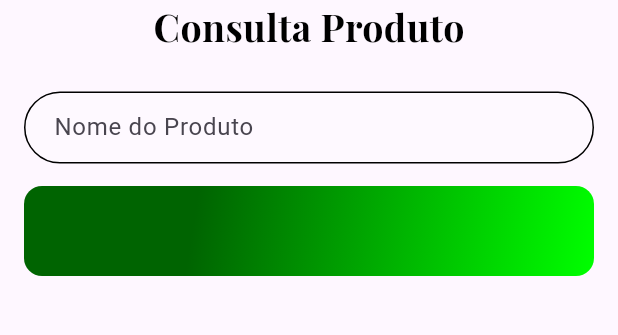
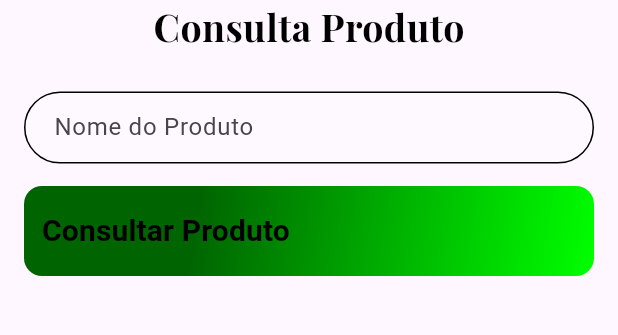
Before and after one commit to justingoldem/projeto_mobile_flutter, a Flutter app: the ConsultaProduto screen opened directly, on a phone screen of 412 x 824 dp, the part 309-644 px from its top. Run offline on Flutter 3.47's test engine with Material 3 defaults, Android fonts, the light colour scheme and no system bars; our stand-ins replace google_fonts, sqflite; accounts and stored records are empty.

Commit message:
versao final

```diff
--- a/lib/consultaProduto.page.dart
+++ b/lib/consultaProduto.page.dart
@@ -1,7 +1,7 @@
 import 'package:flutter/material.dart';
-import 'package:projeto_mobile_flutter/apirequisicao.dart';  // Importa a classe de requisição de API personalizada
-import 'package:projeto_mobile_flutter/componentes/campoDecoracao.dart'; // Importa o estilo de decoração para os campos de entrada
-import 'package:google_fonts/google_fonts.dart'; // Importa o pacote para usar fontes personalizadas do Google
+import 'package:projeto_mobile_flutter/apirequisicao.dart';
+import 'package:projeto_mobile_flutter/componentes/campoDecoracao.dart';
+import 'package:google_fonts/google_fonts.dart';
 
 // Função principal que inicia o app
 void main() {
@@ -38,7 +38,6 @@ class _ConsultaState extends State<ConsultaProduto> {
     try {
       // Obtém a lista de produtos usando a API e filtra pelo nome
       var produtos = await apiService.getProdutos();
-        // Procura o produto na lista pelo nome (case insensitive)
       var produtoEncontrado = produtos.firstWhere(
         (produto) => produto['Nome'].toLowerCase() == nomeProduto,
         orElse: () => Null,
@@ -47,7 +46,7 @@ class _ConsultaState extends State<ConsultaProduto> {
       // Se o produto foi encontrado, atualiza os detalhes no estado
       if (produtoEncontrado != Null) {
         setState(() {
-          _mostraDetalhes = true; // Habilita a exibição dos detalhes
+          _mostraDetalhes = true;
           _nomeProduto = produtoEncontrado['Nome'];
           _categoriaProduto = produtoEncontrado['Categoria'];
           _descricaoProduto = produtoEncontrado['Descricao'];
@@ -74,8 +73,7 @@ class _ConsultaState extends State<ConsultaProduto> {
   @override
   Widget build(BuildContext context) {
     return Scaffold(
-      appBar: AppBar(
-      ),
+      appBar: AppBar(),
       body: SingleChildScrollView(
         child: Column(
           children: <Widget>[
@@ -87,8 +85,8 @@ class _ConsultaState extends State<ConsultaProduto> {
             ),
             // Título da tela
             Text(
-              'Consulta Produto',  // Título da tela
-              style: GoogleFonts.playfairDisplay(  // Fonte personalizada
+              'Consulta Produto',
+              style: GoogleFonts.playfairDisplay(
                   fontSize: 25,
                   fontWeight: FontWeight.bold,
                   color: Colors.black),
@@ -122,8 +120,6 @@ class _ConsultaState extends State<ConsultaProduto> {
                   ),
                   borderRadius: BorderRadius.all(Radius.circular(12)),
                 ),
-                borderRadius: BorderRadius.all(Radius.circular(5)),
-              ),
                 child: SizedBox.expand(
                   child: TextButton(
                     onPressed: _consultaProduto,
@@ -140,6 +136,7 @@ class _ConsultaState extends State<ConsultaProduto> {
                           textAlign: TextAlign.left,
                         ),
                       ],
+                    ),
                   ),
                 ),
               ),
```
Lines whose indentation alone changed are shown as unchanged.
